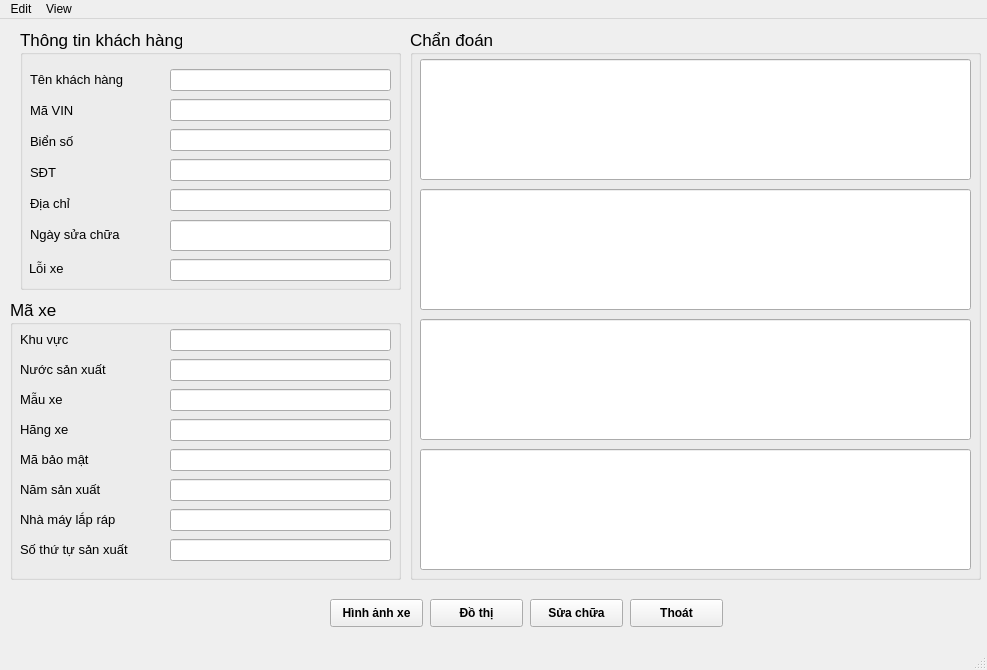
Qt form GUI/GUIdisplay.ui (Phamthinh02/Luan_van) before a commit.
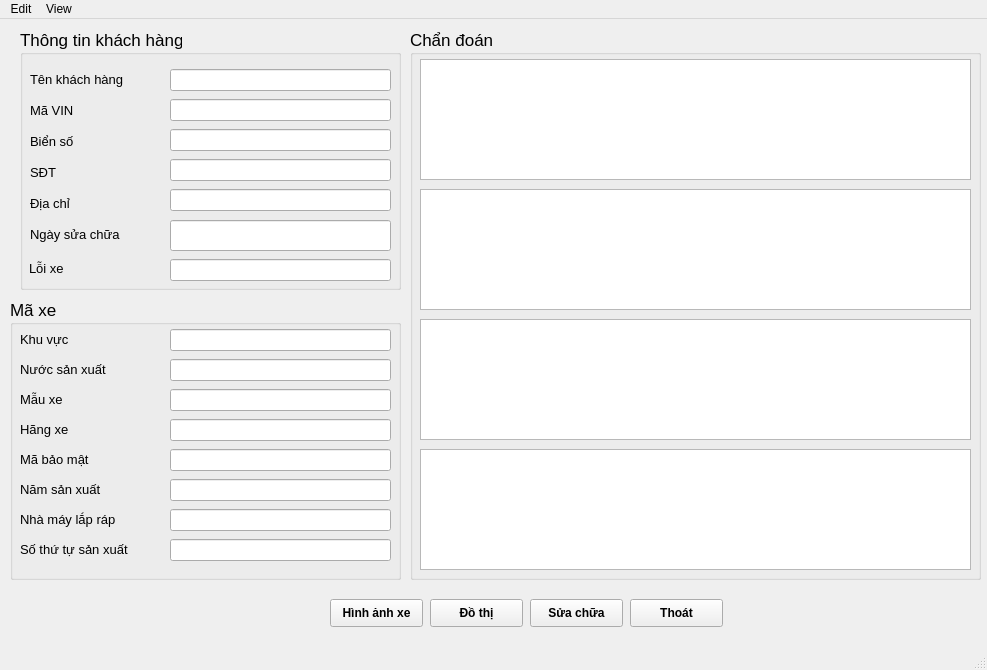
The same form after that commit.

```diff
--- a/GUI/GUIdisplay.ui
+++ b/GUI/GUIdisplay.ui
@@ -617,7 +617,7 @@
     <property name="title">
      <string>Chẩn đoán</string>
     </property>
-    <widget class="QLineEdit" name="LE_diagnose_1">
+    <widget class="QTextEdit" name="TE_diagnose_1">
      <property name="geometry">
       <rect>
        <x>10</x>
@@ -631,14 +631,11 @@
        <pointsize>10</pointsize>
       </font>
      </property>
-     <property name="alignment">
-      <set>Qt::AlignLeading|Qt::AlignLeft|Qt::AlignTop</set>
-     </property>
      <property name="readOnly">
       <bool>true</bool>
      </property>
     </widget>
-    <widget class="QLineEdit" name="LE_diagnose_2">
+    <widget class="QTextEdit" name="TE_diagnose_2">
      <property name="geometry">
       <rect>
        <x>10</x>
@@ -652,14 +649,11 @@
        <pointsize>10</pointsize>
       </font>
      </property>
-     <property name="alignment">
-      <set>Qt::AlignLeading|Qt::AlignLeft|Qt::AlignTop</set>
-     </property>
      <property name="readOnly">
       <bool>true</bool>
      </property>
     </widget>
-    <widget class="QLineEdit" name="LE_diagnose_3">
+    <widget class="QTextEdit" name="TE_diagnose_3">
      <property name="geometry">
       <rect>
        <x>10</x>
@@ -673,14 +667,11 @@
        <pointsize>10</pointsize>
       </font>
      </property>
-     <property name="alignment">
-      <set>Qt::AlignLeading|Qt::AlignLeft|Qt::AlignTop</set>
-     </property>
      <property name="readOnly">
       <bool>true</bool>
      </property>
     </widget>
-    <widget class="QLineEdit" name="LE_diagnose_4">
+    <widget class="QTextEdit" name="TE_diagnose_4">
      <property name="geometry">
       <rect>
        <x>10</x>
@@ -694,9 +685,6 @@
        <pointsize>10</pointsize>
       </font>
      </property>
-     <property name="alignment">
-      <set>Qt::AlignLeading|Qt::AlignLeft|Qt::AlignTop</set>
-     </property>
      <property name="readOnly">
       <bool>true</bool>
      </property>
```
